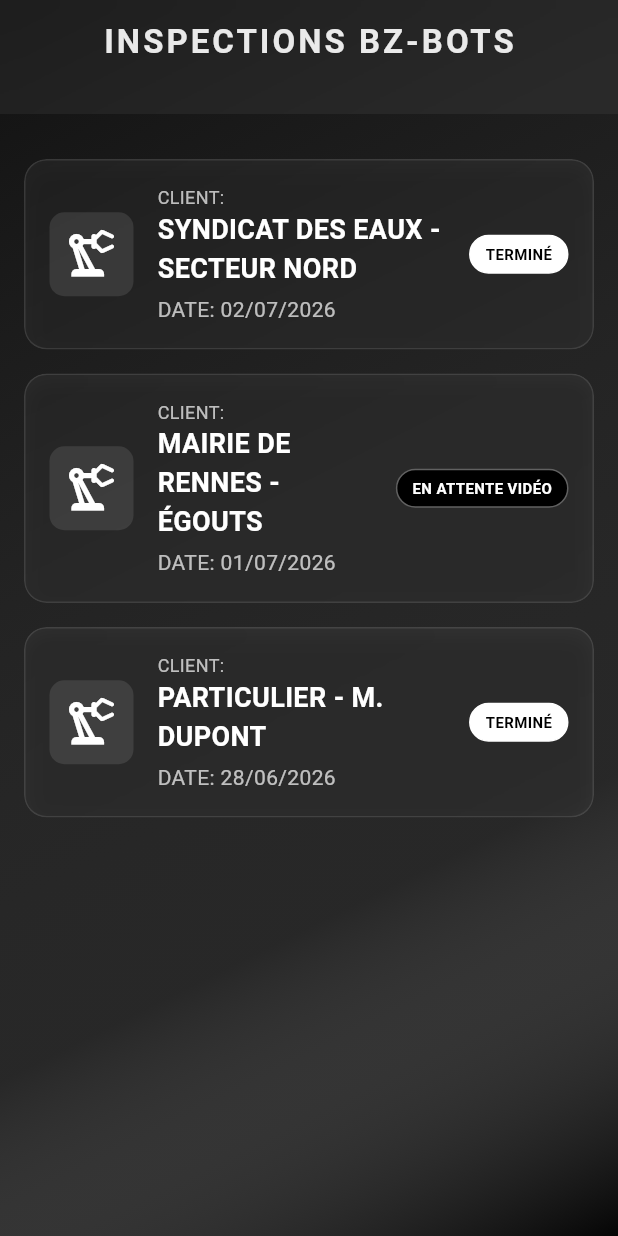
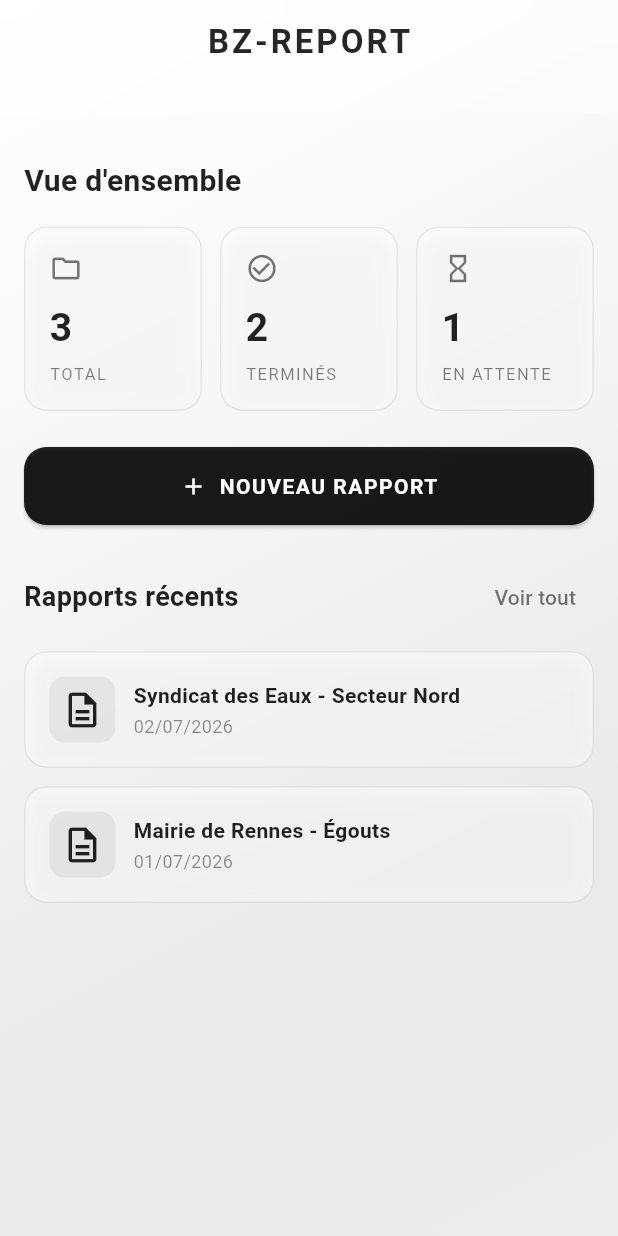
Before and after one commit to BZBots35/BZ-Report, a Flutter app: the screen it shows after launch, on a phone screen of 412 x 824 dp. Run offline on Flutter 3.47's test engine with Material 3 defaults, Android fonts, the phone set to English and light mode, and no system bars; our stand-ins replace speech_to_text.

Commit message:
Ajout du Dashboard

```diff
--- /dev/null
+++ b/lib/Widgets/glass_card.dart
@@ -0,0 +1,33 @@
+import 'package:flutter/material.dart';
+import 'dart:ui';
+
+class GlassCard extends StatelessWidget {
+  final Widget child;
+  const GlassCard({super.key, required this.child});
+
+  @override
+  Widget build(BuildContext context) {
+    return ClipRRect(
+      borderRadius: BorderRadius.circular(15.0),
+      child: BackdropFilter(
+        filter: ImageFilter.blur(sigmaX: 10.0, sigmaY: 10.0),
+        child: Container(
+          decoration: BoxDecoration(
+            color: Colors.white.withOpacity(0.55),
+            border: Border.all(color: Colors.black.withOpacity(0.08)),
+            borderRadius: BorderRadius.circular(15.0),
+            boxShadow: [
+              BoxShadow(
+                color: Colors.black.withOpacity(0.06),
+                blurRadius: 12,
+                offset: const Offset(0, 4),
+              ),
+            ],
+          ),
+          padding: const EdgeInsets.all(16.0),
+          child: child,
+        ),
+      ),
+    );
+  }
+}
--- a/lib/main.dart
+++ b/lib/main.dart
@@ -1,5 +1,5 @@
 import 'package:flutter/material.dart';
-import 'screens/liste_rapports_screen.dart';
+import 'screens/dashboard_screen.dart';
 
 void main() {
   runApp(const BzReportApp());
@@ -13,12 +13,11 @@ class BzReportApp extends StatelessWidget {
     return MaterialApp(
       title: 'BZ Report',
       debugShowCheckedModeBanner: false,
-      // On passe sur un thème sombre global pour sublimer l'effet "Liquid Glass"
-      theme: ThemeData.dark().copyWith(
+      theme: ThemeData.light().copyWith(
         primaryColor: const Color(0xFF00386E),
-        scaffoldBackgroundColor: Colors.black,
+        scaffoldBackgroundColor: Colors.white,
       ),
-      home: const ListeRapportsScreen(),
+      home: const DashboardScreen(),
     );
   }
 }
--- /dev/null
+++ b/lib/screens/dashboard_screen.dart
@@ -0,0 +1,212 @@
+import 'package:flutter/material.dart';
+import 'dart:ui';
+import '../mocks/mock_rapports.dart';
+import 'liste_rapports_screen.dart';
+import '../widgets/glass_card.dart';
+
+class DashboardScreen extends StatelessWidget {
+  const DashboardScreen({super.key});
+
+  @override
+  Widget build(BuildContext context) {
+    final total = fausseListeRapports.length;
+    final termines = fausseListeRapports.where((r) => r.statut == 'Terminé').length;
+    final enAttente = total - termines;
+
+    return Scaffold(
+      extendBodyBehindAppBar: true,
+      appBar: PreferredSize(
+        preferredSize: const Size.fromHeight(kToolbarHeight + 20),
+        child: _buildGlassAppBar(),
+      ),
+      body: _buildMainContent(context, total, termines, enAttente),
+    );
+  }
+
+  // --- APP BAR ---
+  Widget _buildGlassAppBar() {
+    return ClipRRect(
+      child: BackdropFilter(
+        filter: ImageFilter.blur(sigmaX: 10.0, sigmaY: 10.0),
+        child: AppBar(
+          backgroundColor: Colors.white.withOpacity(0.4),
+          elevation: 0,
+          title: Text(
+            'BZ-REPORT',
+            style: TextStyle(
+              color: Colors.black.withOpacity(0.85),
+              fontWeight: FontWeight.w600,
+              fontSize: 22,
+              letterSpacing: 2.0,
+            ),
+          ),
+          centerTitle: true,
+        ),
+      ),
+    );
+  }
+
+  // --- FOND + CONTENU ---
+  Widget _buildMainContent(BuildContext context, int total, int termines, int enAttente) {
+    return Stack(
+      children: [
+        Container(
+          decoration: BoxDecoration(
+            gradient: LinearGradient(
+              colors: [
+                Colors.white,
+                const Color(0xFFF5F5F5),
+                const Color(0xFFEAEAEA),
+                const Color(0xFFE0E0E0).withOpacity(0.6),
+              ],
+              begin: Alignment.topLeft,
+              end: Alignment.bottomRight,
+              stops: const [0.0, 0.4, 0.7, 1.0],
+            ),
+          ),
+        ),
+        SingleChildScrollView(
+          padding: const EdgeInsets.fromLTRB(16, kToolbarHeight + 50, 16, 16),
+          child: Column(
+            crossAxisAlignment: CrossAxisAlignment.start,
+            children: [
+              const Text(
+                'Vue d\'ensemble',
+                style: TextStyle(color: Colors.black87, fontSize: 20, fontWeight: FontWeight.bold),
+              ),
+              const SizedBox(height: 16),
+              _buildStatsRow(total, termines, enAttente),
+              const SizedBox(height: 24),
+              _buildQuickAction(context),
+              const SizedBox(height: 24),
+              _buildRecentHeader(context),
+              const SizedBox(height: 12),
+              ..._buildRecentReports(),
+            ],
+          ),
+        ),
+      ],
+    );
+  }
+
+  // --- LIGNE DE STATS ---
+  Widget _buildStatsRow(int total, int termines, int enAttente) {
+    return Row(
+      children: [
+        Expanded(child: _buildStatCard('TOTAL', total.toString(), Icons.folder_outlined)),
+        const SizedBox(width: 12),
+        Expanded(child: _buildStatCard('TERMINÉS', termines.toString(), Icons.check_circle_outline)),
+        const SizedBox(width: 12),
+        Expanded(child: _buildStatCard('EN ATTENTE', enAttente.toString(), Icons.hourglass_empty)),
+      ],
+    );
+  }
+
+  Widget _buildStatCard(String label, String value, IconData icon) {
+    return GlassCard(
+      child: Column(
+        crossAxisAlignment: CrossAxisAlignment.start,
+        mainAxisSize: MainAxisSize.min,
+        children: [
+          Icon(icon, color: Colors.black54, size: 22),
+          const SizedBox(height: 10),
+          Text(
+            value,
+            style: const TextStyle(color: Colors.black87, fontSize: 26, fontWeight: FontWeight.bold),
+          ),
+          const SizedBox(height: 4),
+          Text(
+            label,
+            style: TextStyle(color: Colors.black.withOpacity(0.5), fontSize: 11, letterSpacing: 1.0),
+          ),
+        ],
+      ),
+    );
+  }
+
+  // --- ACCÈS RAPIDE ---
+  Widget _buildQuickAction(BuildContext context) {
+    return SizedBox(
+      width: double.infinity,
+      child: ElevatedButton.icon(
+        onPressed: () {
+          // TODO: brancher vers l'écran de création de rapport
+        },
+        icon: const Icon(Icons.add, color: Colors.white),
+        label: const Text(
+          'NOUVEAU RAPPORT',
+          style: TextStyle(color: Colors.white, fontWeight: FontWeight.bold, letterSpacing: 1.0),
+        ),
+        style: ElevatedButton.styleFrom(
+          backgroundColor: Colors.black87,
+          padding: const EdgeInsets.symmetric(vertical: 16),
+          shape: RoundedRectangleBorder(borderRadius: BorderRadius.circular(15)),
+        ),
+      ),
+    );
+  }
+
+  // --- HEADER "RAPPORTS RÉCENTS" ---
+  Widget _buildRecentHeader(BuildContext context) {
+    return Row(
+      mainAxisAlignment: MainAxisAlignment.spaceBetween,
+      children: [
+        const Text(
+          'Rapports récents',
+          style: TextStyle(color: Colors.black87, fontSize: 18, fontWeight: FontWeight.bold),
+        ),
+        TextButton(
+          onPressed: () {
+            Navigator.push(
+              context,
+              MaterialPageRoute(builder: (_) => const ListeRapportsScreen()),
+            );
+          },
+          child: const Text('Voir tout', style: TextStyle(color: Colors.black54)),
+        ),
+      ],
+    );
+  }
+
+  // --- APERÇU DES 2 DERNIERS RAPPORTS ---
+  List<Widget> _buildRecentReports() {
+    final recents = fausseListeRapports.take(2).toList();
+    return recents.map((rapport) {
+      return Padding(
+        padding: const EdgeInsets.only(bottom: 12.0),
+        child: GlassCard(
+          child: Row(
+            children: [
+              Container(
+                padding: const EdgeInsets.all(8),
+                decoration: BoxDecoration(
+                  color: Colors.black.withOpacity(0.06),
+                  borderRadius: BorderRadius.circular(10),
+                ),
+                child: const Icon(Icons.description_outlined, color: Colors.black87, size: 28),
+              ),
+              const SizedBox(width: 12),
+              Expanded(
+                child: Column(
+                  crossAxisAlignment: CrossAxisAlignment.start,
+                  children: [
+                    Text(
+                      rapport.nomClient,
+                      style: const TextStyle(color: Colors.black87, fontSize: 14, fontWeight: FontWeight.w600),
+                      overflow: TextOverflow.ellipsis,
+                    ),
+                    const SizedBox(height: 2),
+                    Text(
+                      rapport.date,
+                      style: const TextStyle(color: Colors.black45, fontSize: 12),
+                    ),
+                  ],
+                ),
+              ),
+            ],
+          ),
+        ),
+      );
+    }).toList();
+  }
+}
--- a/lib/screens/liste_rapports_screen.dart
+++ b/lib/screens/liste_rapports_screen.dart
@@ -1,6 +1,7 @@
 import 'package:flutter/material.dart';
-import 'dart:ui'; // Indispensable pour l'effet de flou (blur)
-import '../mocks/mock_rapports.dart'; // Notre fausse base de données
+import 'dart:ui';
+import '../mocks/mock_rapports.dart';
+import '../widgets/glass_card.dart';
 
 class ListeRapportsScreen extends StatelessWidget {
   const ListeRapportsScreen({super.key});
@@ -8,7 +9,7 @@ class ListeRapportsScreen extends StatelessWidget {
   @override
   Widget build(BuildContext context) {
     return Scaffold(
-      extendBodyBehindAppBar: true, // Le dégradé passe sous la barre
+      extendBodyBehindAppBar: true,
       appBar: PreferredSize(
         preferredSize: const Size.fromHeight(kToolbarHeight + 20),
         child: _buildGlassAppBar(),
@@ -23,15 +24,15 @@ class ListeRapportsScreen extends StatelessWidget {
       child: BackdropFilter(
         filter: ImageFilter.blur(sigmaX: 10.0, sigmaY: 10.0),
         child: AppBar(
-          backgroundColor: Colors.white.withOpacity(0.05),
+          backgroundColor: Colors.white.withOpacity(0.4),
           elevation: 0,
           title: Text(
             'INSPECTIONS BZ-BOTS',
             style: TextStyle(
-              color: Colors.white.withOpacity(0.9),
+              color: Colors.black.withOpacity(0.85),
               fontWeight: FontWeight.w600,
               fontSize: 22,
-              letterSpacing: 2.0, // On garde le côté espacé et pro
+              letterSpacing: 2.0,
             ),
           ),
           centerTitle: true,
@@ -44,15 +45,14 @@ class ListeRapportsScreen extends StatelessWidget {
   Widget _buildMainContent() {
     return Stack(
       children: [
-        // Le fond dégradé liquide 100% Noir & Blanc
         Container(
           decoration: BoxDecoration(
             gradient: LinearGradient(
               colors: [
-                const Color(0xFF121212).withOpacity(0.95), // Noir très profond
-                const Color(0xFF2C2C2C).withOpacity(0.8),  // Gris anthracite
-                const Color(0xFF424242).withOpacity(0.6),  // Gris métallisé
-                Colors.white.withOpacity(0.02),            // Reflet subtil
+                Colors.white,
+                const Color(0xFFF5F5F5),
+                const Color(0xFFEAEAEA),
+                const Color(0xFFE0E0E0).withOpacity(0.6),
               ],
               begin: Alignment.topLeft,
               end: Alignment.bottomRight,
@@ -60,7 +60,6 @@ class ListeRapportsScreen extends StatelessWidget {
             ),
           ),
         ),
-        // La liste générée à partir des fausses données
         ListView.builder(
           padding: const EdgeInsets.fromLTRB(16, kToolbarHeight + 50, 16, 16),
           itemCount: fausseListeRapports.length,
@@ -82,59 +81,56 @@ class ListeRapportsScreen extends StatelessWidget {
       child: Row(
         crossAxisAlignment: CrossAxisAlignment.center,
         children: [
-          // L'icône du robot en blanc pur (Fini le bleu fluo)
           Container(
             padding: const EdgeInsets.all(8),
             decoration: BoxDecoration(
-              color: Colors.white.withOpacity(0.1),
+              color: Colors.black.withOpacity(0.06),
               borderRadius: BorderRadius.circular(10),
             ),
             child: const Icon(
               Icons.precision_manufacturing_outlined,
-              color: Colors.white,
+              color: Colors.black87,
               size: 40,
             ),
           ),
           const SizedBox(width: 16),
-          // Les textes d'information
           Expanded(
             child: Column(
               crossAxisAlignment: CrossAxisAlignment.start,
               mainAxisSize: MainAxisSize.min,
               children: [
-                const Text('CLIENT:', style: TextStyle(color: Colors.white70, fontSize: 12)),
+                const Text('CLIENT:', style: TextStyle(color: Colors.black54, fontSize: 12)),
                 Text(
                   clientName.toUpperCase(),
-                  style: const TextStyle(color: Colors.white, fontSize: 18, fontWeight: FontWeight.bold),
+                  style: const TextStyle(color: Colors.black87, fontSize: 18, fontWeight: FontWeight.bold),
                 ),
                 const SizedBox(height: 4),
-                Text('DATE: $date', style: const TextStyle(color: Colors.white70, fontSize: 14)),
+                Text('DATE: $date', style: const TextStyle(color: Colors.black54, fontSize: 14)),
               ],
             ),
           ),
           const SizedBox(width: 8),
-          // Le badge de statut
           _buildStatusChip(status),
         ],
       ),
     );
   }
 
-  // --- COMPOSANT 4 : Le badge de statut (Noir et Blanc) ---
+  // --- COMPOSANT 4 : Le badge de statut ---
   Widget _buildStatusChip(String status) {
     final bool isTermine = status == 'Terminé';
 
     return Container(
       padding: const EdgeInsets.symmetric(horizontal: 10, vertical: 5),
       decoration: BoxDecoration(
-        color: isTermine ? Colors.white : Colors.black, // Blanc si terminé, Noir sinon
+        color: isTermine ? Colors.black87 : Colors.white,
         borderRadius: BorderRadius.circular(20),
-        border: Border.all(color: isTermine ? Colors.white : Colors.grey[700]!), // Bordure assortie
+        border: Border.all(color: isTermine ? Colors.black87 : Colors.grey[400]!),
       ),
       child: Text(
         status.toUpperCase(),
         style: TextStyle(
-          color: isTermine ? Colors.black : Colors.white, // Texte inversé par rapport au fond
+          color: isTermine ? Colors.white : Colors.black87,
           fontSize: 10,
           fontWeight: FontWeight.bold,
         ),
@@ -142,37 +138,3 @@ class ListeRapportsScreen extends StatelessWidget {
     );
   }
 }
-
-// ============================================================================
-// WIDGET RÉUTILISABLE : L'effet de verre (Glassmorphisme)
-// ============================================================================
-class GlassCard extends StatelessWidget {
-  final Widget child;
-  const GlassCard({super.key, required this.child});
-
-  @override
-  Widget build(BuildContext context) {
-    return ClipRRect(
-      borderRadius: BorderRadius.circular(15.0),
-      child: BackdropFilter(
-        filter: ImageFilter.blur(sigmaX: 10.0, sigmaY: 10.0),
-        child: Container(
-          decoration: BoxDecoration(
-            color: Colors.white.withOpacity(0.05),
-            border: Border.all(color: Colors.white.withOpacity(0.1)),
-            borderRadius: BorderRadius.circular(15.0),
-            boxShadow: [
-              BoxShadow(
-                color: Colors.black.withOpacity(0.2), // Ombre légère pour donner de la profondeur
-                blurRadius: 10,
-                offset: const Offset(0, 5),
-              ),
-            ],
-          ),
-          padding: const EdgeInsets.all(16.0),
-          child: child,
-        ),
-      ),
-    );
-  }
-}
--- a/pubspec.yaml
+++ b/pubspec.yaml
@@ -34,6 +34,7 @@ dependencies:
   # The following adds the Cupertino Icons font to your application.
   # Use with the CupertinoIcons class for iOS style icons.
   cupertino_icons: ^1.0.8
+  speech_to_text: ^7.4.0
 
 dev_dependencies:
   flutter_test:
```
Also changed, not shown: lib/models/defaut.dart (added, +13 -0 lines), lib/screens/saisie_defaut_screen.dart (added, +19 -0 lines), lib/screens/test_voice_screen.dart (added, +50 -0 lines), pubspec.lock, 5 other files.
